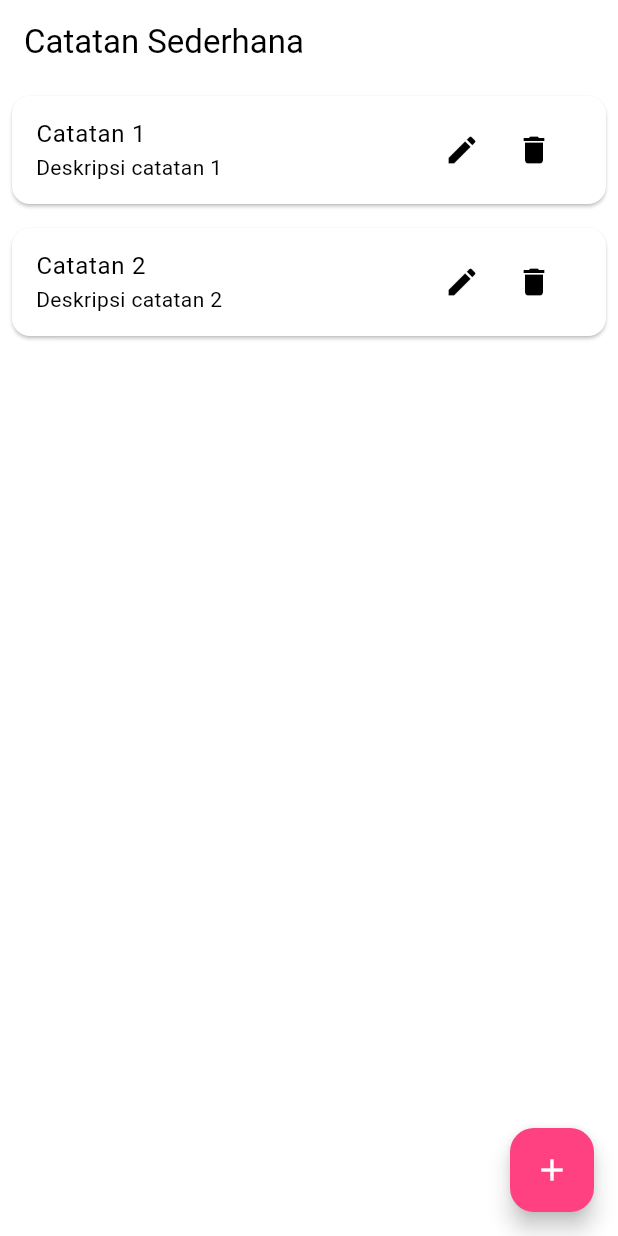
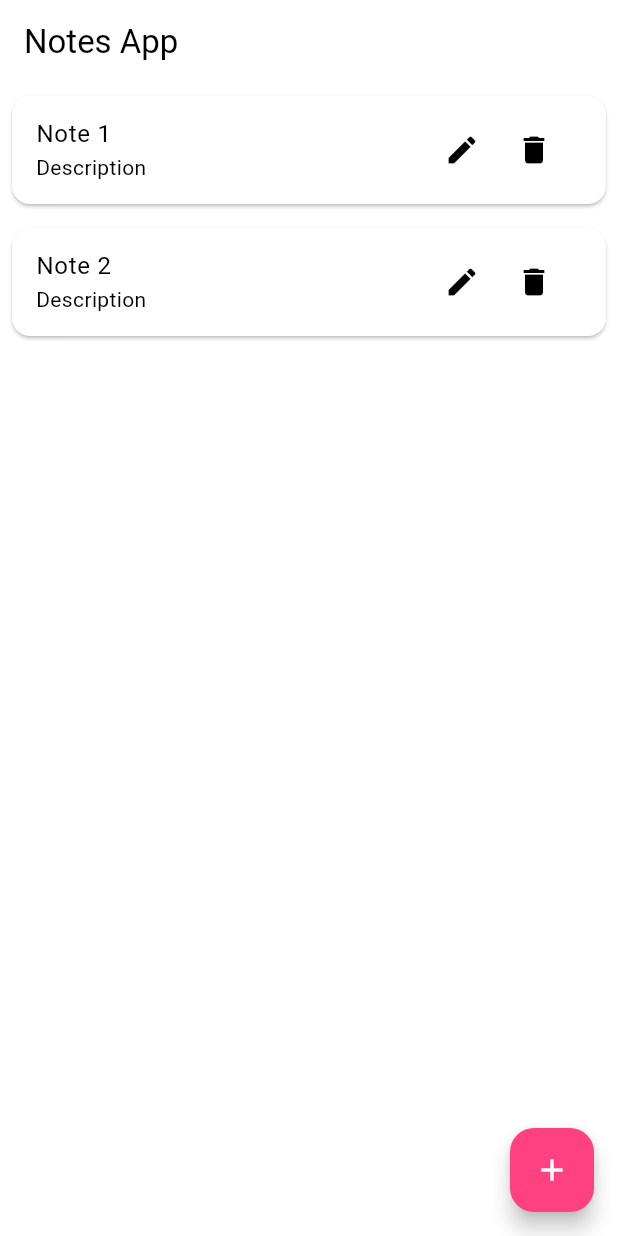
Before and after one commit to raflizocky/note-app, a Flutter app: the screen it shows after launch, on a phone screen of 412 x 824 dp. Run offline on Flutter 3.47's test engine with Material 3 defaults, Android fonts, the phone set to English and light mode, and no system bars.

Commit message:
Update home_page.dart

```diff
--- a/lib/home_page.dart
+++ b/lib/home_page.dart
@@ -3,35 +3,58 @@ import 'add_note_page.dart';
 import 'note_card.dart';
 
 class HomePage extends StatefulWidget {
+  const HomePage({Key? key});
+
   @override
   _HomePageState createState() => _HomePageState();
 }
 
 class _HomePageState extends State<HomePage> {
   List<Map<String, String>> notes = [
-    {'note': 'Catatan 1', 'description': 'Deskripsi catatan 1'},
-    {'note': 'Catatan 2', 'description': 'Deskripsi catatan 2'},
+    {'note': 'Note 1', 'description': 'Description'},
+    {'note': 'Note 2', 'description': 'Description'},
   ];
 
   @override
   Widget build(BuildContext context) {
     return Scaffold(
       appBar: AppBar(
-        title: Text('Catatan Sederhana'),
+        title: const Text('Notes App'),
       ),
       body: SafeArea(
-        child: Expanded(
         child: ListView.builder(
           itemCount: notes.length,
-            itemBuilder: (context, index) {
-              return NoteCard(
+          itemBuilder: (context, index) => NoteCard(
             noteData: notes[index],
-                onDelete: () {
+            onDelete: () => _deleteNote(index),
+            onEdit: () => _editNote(index),
+          ),
+        ),
+      ),
+      floatingActionButton: FloatingActionButton(
+        onPressed: () => _addNote(),
+        backgroundColor: Theme.of(context).colorScheme.secondary,
+        child: const Icon(Icons.add),
+      ),
+    );
+  }
+
+  void _addNote() async {
+    final newNote = await Navigator.push(
+      context,
+      MaterialPageRoute(builder: (context) => const AddNotePage()),
+    );
+    if (newNote != null) {
       setState(() {
-                    notes.removeAt(index);
+        notes.add({
+          'note': newNote['note']!,
+          'description': newNote['description']!,
         });
-                },
-                onEdit: () async {
+      });
+    }
+  }
+
+  void _editNote(int index) async {
     final editedNote = await Navigator.push(
       context,
       MaterialPageRoute(
@@ -47,30 +70,11 @@ class _HomePageState extends State<HomePage> {
         notes[index]['description'] = editedNote['description']!;
       });
     }
-                },
-              );
-            },
-          ),
-        ),
-      ),
-      floatingActionButton: FloatingActionButton(
-        onPressed: () async {
-          final newNote = await Navigator.push(
-            context,
-            MaterialPageRoute(builder: (context) => AddNotePage()),
-          );
-          if (newNote != null) {
+  }
+
+  void _deleteNote(int index) {
     setState(() {
-              notes.add({
-                'note': newNote['note']!,
-                'description': newNote['description']!,
-              });
+      notes.removeAt(index);
     });
   }
-        },
-        child: Icon(Icons.add),
-        backgroundColor: Theme.of(context).colorScheme.secondary,
-      ),
-    );
 }
-}
```
Lines whose indentation alone changed are shown as unchanged.
